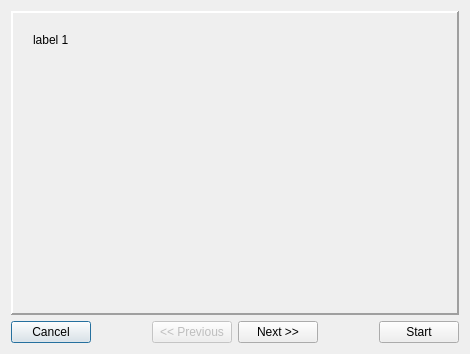
tbikfalvi/Belenus, file install/dlgMain.ui: the form before one commit.
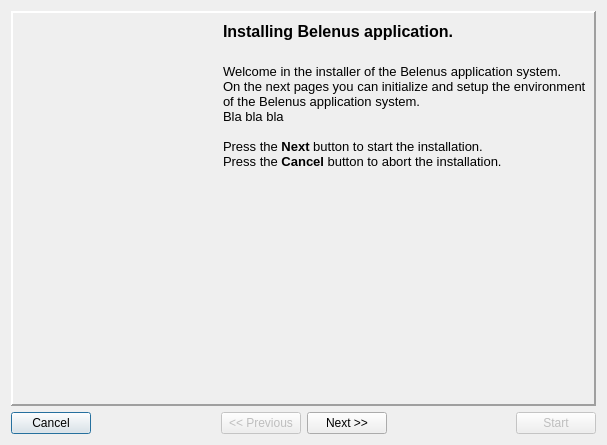
The form after the commit. The open tabs and pages were chosen to show the change. Icons and pictures are not drawn.

```diff
--- a/install/dlgMain.ui
+++ b/install/dlgMain.ui
@@ -6,8 +6,8 @@
    <rect>
     <x>0</x>
     <y>0</y>
-    <width>470</width>
-    <height>354</height>
+    <width>607</width>
+    <height>445</height>
    </rect>
   </property>
   <property name="windowTitle">
@@ -35,14 +35,50 @@
       <widget class="QLabel" name="lbl1">
        <property name="geometry">
         <rect>
-         <x>20</x>
-         <y>20</y>
-         <width>46</width>
-         <height>13</height>
+         <x>0</x>
+         <y>0</y>
+         <width>201</width>
+         <height>391</height>
         </rect>
        </property>
        <property name="text">
-        <string>label 1</string>
+        <string/>
+       </property>
+       <property name="pixmap">
+        <pixmap>../resources/Install_Logo.png</pixmap>
+       </property>
+       <property name="scaledContents">
+        <bool>true</bool>
+       </property>
+      </widget>
+      <widget class="QLabel" name="label_2">
+       <property name="geometry">
+        <rect>
+         <x>210</x>
+         <y>9</y>
+         <width>370</width>
+         <height>370</height>
+        </rect>
+       </property>
+       <property name="text">
+        <string>&lt;!DOCTYPE HTML PUBLIC &quot;-//W3C//DTD HTML 4.0//EN&quot; &quot;http://www.w3.org/TR/REC-html40/strict.dtd&quot;&gt;
+&lt;html&gt;&lt;head&gt;&lt;meta name=&quot;qrichtext&quot; content=&quot;1&quot; /&gt;&lt;style type=&quot;text/css&quot;&gt;
+p, li { white-space: pre-wrap; }
+&lt;/style&gt;&lt;/head&gt;&lt;body style=&quot; font-family:'Sans'; font-size:10pt; font-weight:400; font-style:normal;&quot;&gt;
+&lt;p style=&quot; margin-top:0px; margin-bottom:0px; margin-left:0px; margin-right:0px; -qt-block-indent:0; text-indent:0px;&quot;&gt;&lt;span style=&quot; font-size:12pt; font-weight:600;&quot;&gt;Installing Belenus application.&lt;/span&gt;&lt;/p&gt;
+&lt;p style=&quot;-qt-paragraph-type:empty; margin-top:0px; margin-bottom:0px; margin-left:0px; margin-right:0px; -qt-block-indent:0; text-indent:0px; font-size:14pt; font-weight:600;&quot;&gt;&lt;/p&gt;
+&lt;p style=&quot; margin-top:0px; margin-bottom:0px; margin-left:0px; margin-right:0px; -qt-block-indent:0; text-indent:0px;&quot;&gt;Welcome in the installer of the Belenus application system.&lt;/p&gt;
+&lt;p style=&quot; margin-top:0px; margin-bottom:0px; margin-left:0px; margin-right:0px; -qt-block-indent:0; text-indent:0px;&quot;&gt;On the next pages you can initialize and setup the environment of the Belenus application system.&lt;/p&gt;
+&lt;p style=&quot; margin-top:0px; margin-bottom:0px; margin-left:0px; margin-right:0px; -qt-block-indent:0; text-indent:0px;&quot;&gt;Bla bla bla&lt;/p&gt;
+&lt;p style=&quot;-qt-paragraph-type:empty; margin-top:0px; margin-bottom:0px; margin-left:0px; margin-right:0px; -qt-block-indent:0; text-indent:0px;&quot;&gt;&lt;/p&gt;
+&lt;p style=&quot; margin-top:0px; margin-bottom:0px; margin-left:0px; margin-right:0px; -qt-block-indent:0; text-indent:0px;&quot;&gt;Press the &lt;span style=&quot; font-weight:600;&quot;&gt;Next&lt;/span&gt; button to start the installation.&lt;/p&gt;
+&lt;p style=&quot; margin-top:0px; margin-bottom:0px; margin-left:0px; margin-right:0px; -qt-block-indent:0; text-indent:0px;&quot;&gt;Press the &lt;span style=&quot; font-weight:600;&quot;&gt;Cancel&lt;/span&gt; button to abort the installation.&lt;/p&gt;&lt;/body&gt;&lt;/html&gt;</string>
+       </property>
+       <property name="alignment">
+        <set>Qt::AlignLeading|Qt::AlignLeft|Qt::AlignTop</set>
+       </property>
+       <property name="wordWrap">
+        <bool>true</bool>
        </property>
       </widget>
      </widget>
@@ -139,6 +175,9 @@
      </item>
      <item>
       <widget class="QPushButton" name="pbStartInstall">
+       <property name="enabled">
+        <bool>false</bool>
+       </property>
        <property name="text">
         <string>Start</string>
        </property>
```
Left out of the diff: 4 changed lines with no effect on the pictures.
